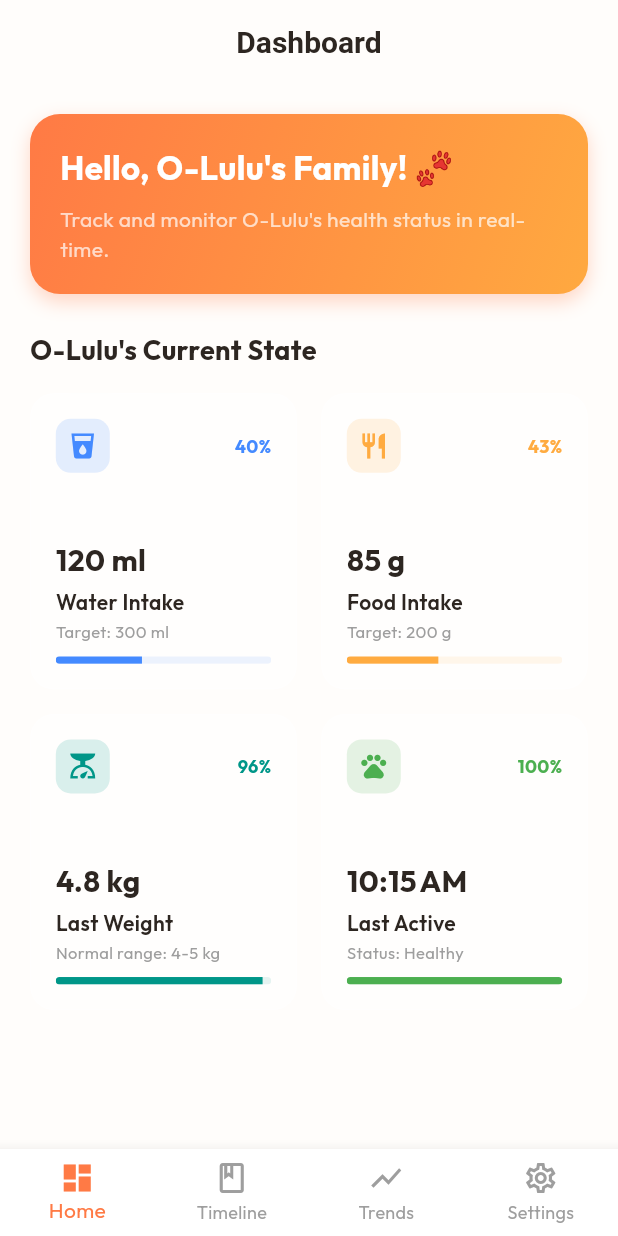
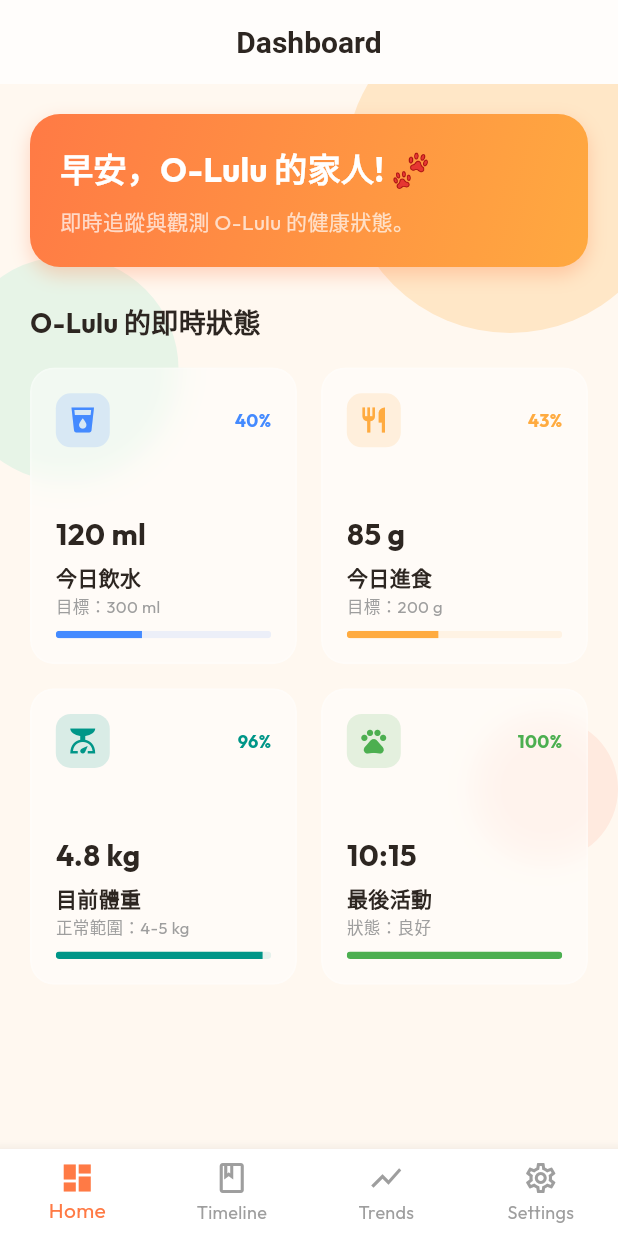
Before and after one commit to snownilight/luluHealthCheckProject, a Flutter app: the screen it shows after launch, on a phone screen of 412 x 824 dp. Run offline on Flutter 3.47's test engine with Material 3 defaults, Android fonts, the phone set to English and light mode, and no system bars; our stand-ins replace fl_chart, flutter_riverpod, google_fonts; missing offline and left inert: stomp_dart_client.

Commit message:
feat(ui): [PET-019] Set background color and draw decorative circles

```diff
--- a/frontend/lib/screens/home_screen.dart
+++ b/frontend/lib/screens/home_screen.dart
@@ -15,14 +15,67 @@ class HomeScreen extends ConsumerWidget {
     ref.watch(webSocketServiceProvider);
 
     final String activeTimeStr = status.lastActiveTime != null
-        ? DateFormat('jm').format(status.lastActiveTime!)
-        : 'Unknown';
+        ? DateFormat('HH:mm').format(status.lastActiveTime!)
+        : '無紀錄';
 
     // Highlight dehydration risk if water intake is low
     final bool isDehydrated = status.todayWaterIntakeMl < 50;
 
     return Scaffold(
-      body: SingleChildScrollView(
+      backgroundColor: const Color(0xFFFFF8F0),
+      body: Stack(
+        children: [
+          // Top-right warm orange circle: cx=318, cy=56, r=110, fill=#FFD9A7, opacity=.56
+          Positioned(
+            top: -54, // cy - r = 56 - 110
+            right: -38, // (390 - cx) - r = 72 - 110
+            child: Opacity(
+              opacity: 0.56,
+              child: Container(
+                width: 220,
+                height: 220,
+                decoration: const BoxDecoration(
+                  color: Color(0xFFFFD9A7),
+                  shape: BoxShape.circle,
+                ),
+              ),
+            ),
+          ),
+          // Center-left mint green circle: cx=44, cy=190, r=75, fill=#C8EEDC, opacity=.44
+          Positioned(
+            top: 115, // cy - r = 190 - 75
+            left: -31, // cx - r = 44 - 75
+            child: Opacity(
+              opacity: 0.44,
+              child: Container(
+                width: 150,
+                height: 150,
+                decoration: const BoxDecoration(
+                  color: Color(0xFFC8EEDC),
+                  shape: BoxShape.circle,
+                ),
+              ),
+            ),
+          ),
+          // Bottom-right coral red circle: cx=342, cy=470, r=48, fill=#FFD2C3, opacity=.38
+          Positioned(
+            top: 422, // cy - r = 470 - 48
+            right: 0, // (390 - cx) - r = 48 - 48
+            child: Opacity(
+              opacity: 0.38,
+              child: Container(
+                width: 96,
+                height: 96,
+                decoration: const BoxDecoration(
+                  color: Color(0xFFFFD2C3),
+                  shape: BoxShape.circle,
+                ),
+              ),
+            ),
+          ),
+          // Main content
+          SafeArea(
+            child: SingleChildScrollView(
               padding: const EdgeInsets.all(20),
               child: Column(
                 crossAxisAlignment: CrossAxisAlignment.start,
@@ -53,7 +106,7 @@ class HomeScreen extends ConsumerWidget {
                       crossAxisAlignment: CrossAxisAlignment.start,
                       children: [
                         Text(
-                    'Hello, O-Lulu\'s Family! 🐾',
+                          '早安，O-Lulu 的家人! 🐾',
                           style: TextStyle(
                             fontSize: 22,
                             fontWeight: FontWeight.bold,
@@ -62,7 +115,7 @@ class HomeScreen extends ConsumerWidget {
                         ),
                         SizedBox(height: 8),
                         Text(
-                    'Track and monitor O-Lulu\'s health status in real-time.',
+                          '即時追蹤與觀測 O-Lulu 的健康狀態。',
                           style: TextStyle(
                             fontSize: 14,
                             color: Colors.white70,
@@ -89,7 +142,7 @@ class HomeScreen extends ConsumerWidget {
                           SizedBox(width: 12),
                           Expanded(
                             child: Text(
-                        '⚠️ ALERT: Dehydration Warning! O-Lulu has consumed very little water today.',
+                              '⚠️ 警報：脫水警告！O-Lulu 今天攝取的水分非常少。',
                               style: TextStyle(
                                 fontWeight: FontWeight.w600,
                                 color: Colors.redAccent,
@@ -103,7 +156,7 @@ class HomeScreen extends ConsumerWidget {
 
                   // Section Title
                   const Text(
-              'O-Lulu\'s Current State',
+                    'O-Lulu 的即時狀態',
                     style: TextStyle(
                       fontSize: 18,
                       fontWeight: FontWeight.bold,
@@ -122,36 +175,36 @@ class HomeScreen extends ConsumerWidget {
                     children: [
                       // Water Intake Card
                       _MetricCard(
-                  title: 'Water Intake',
+                        title: '今日飲水',
                         value: '${status.todayWaterIntakeMl.toStringAsFixed(0)} ml',
-                  subtitle: 'Target: 300 ml',
+                        subtitle: '目標：300 ml',
                         icon: Icons.local_drink,
                         color: Colors.blueAccent,
                         progress: (status.todayWaterIntakeMl / 300).clamp(0.0, 1.0),
                       ),
                       // Food Intake Card
                       _MetricCard(
-                  title: 'Food Intake',
+                        title: '今日進食',
                         value: '${status.todayFoodIntakeG.toStringAsFixed(0)} g',
-                  subtitle: 'Target: 200 g',
+                        subtitle: '目標：200 g',
                         icon: Icons.restaurant,
                         color: Colors.orangeAccent,
                         progress: (status.todayFoodIntakeG / 200).clamp(0.0, 1.0),
                       ),
                       // Weight Card
                       _MetricCard(
-                  title: 'Last Weight',
+                        title: '目前體重',
                         value: '${status.lastWeightKg.toStringAsFixed(1)} kg',
-                  subtitle: 'Normal range: 4-5 kg',
+                        subtitle: '正常範圍：4-5 kg',
                         icon: Icons.scale,
                         color: Colors.teal,
                         progress: (status.lastWeightKg / 5.0).clamp(0.0, 1.0),
                       ),
                       // Last Active Card
                       _MetricCard(
-                  title: 'Last Active',
+                        title: '最後活動',
                         value: activeTimeStr,
-                  subtitle: 'Status: Healthy',
+                        subtitle: '狀態：良好',
                         icon: Icons.pets,
                         color: Colors.green,
                         progress: 1.0,
@@ -160,6 +213,9 @@ class HomeScreen extends ConsumerWidget {
                   ),
                 ],
               ),
+            ),
+          ),
+        ],
       ),
     );
   }
```
Also changed, not shown: 1 other file. Lines whose indentation alone changed are shown as unchanged.
